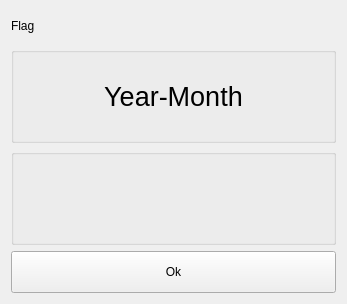
ic005k/Knot, file src/DateSelector.ui: the form before one commit.
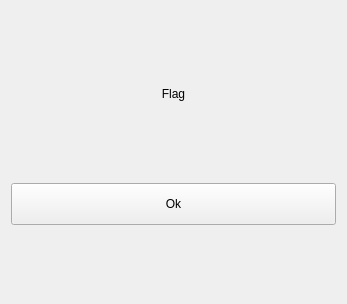
The form after the commit.

```diff
--- a/src/DateSelector.ui
+++ b/src/DateSelector.ui
@@ -21,48 +21,7 @@
 }*/</string>
   </property>
   <layout class="QGridLayout" name="gridLayout">
-   <item row="0" column="0">
-    <widget class="QLabel" name="lblFlag">
-     <property name="sizePolicy">
-      <sizepolicy hsizetype="Preferred" vsizetype="Fixed">
-       <horstretch>0</horstretch>
-       <verstretch>0</verstretch>
-      </sizepolicy>
-     </property>
-     <property name="maximumSize">
-      <size>
-       <width>16777215</width>
-       <height>30</height>
-      </size>
-     </property>
-     <property name="text">
-      <string>Flag</string>
-     </property>
-    </widget>
-   </item>
    <item row="2" column="0">
-    <widget class="QGroupBox" name="gboxMonth">
-     <property name="maximumSize">
-      <size>
-       <width>16777215</width>
-       <height>300</height>
-      </size>
-     </property>
-     <property name="font">
-      <font>
-       <pointsize>30</pointsize>
-      </font>
-     </property>
-     <property name="title">
-      <string/>
-     </property>
-     <property name="alignment">
-      <set>Qt::AlignmentFlag::AlignCenter</set>
-     </property>
-     <layout class="QGridLayout" name="gridLayout_3"/>
-    </widget>
-   </item>
-   <item row="3" column="0">
     <widget class="QToolButton" name="btnOk">
      <property name="sizePolicy">
       <sizepolicy hsizetype="Preferred" vsizetype="Fixed">
@@ -81,49 +40,30 @@
      </property>
     </widget>
    </item>
+   <item row="0" column="0">
+    <widget class="QLabel" name="lblFlag">
+     <property name="sizePolicy">
+      <sizepolicy hsizetype="Preferred" vsizetype="Fixed">
+       <horstretch>0</horstretch>
+       <verstretch>0</verstretch>
+      </sizepolicy>
+     </property>
+     <property name="maximumSize">
+      <size>
+       <width>16777215</width>
+       <height>30</height>
+      </size>
+     </property>
+     <property name="text">
+      <string>Flag</string>
+     </property>
+     <property name="alignment">
+      <set>Qt::AlignmentFlag::AlignCenter</set>
+     </property>
+    </widget>
+   </item>
    <item row="1" column="0">
-    <widget class="QGroupBox" name="gboxYear">
-     <property name="maximumSize">
-      <size>
-       <width>16777215</width>
-       <height>300</height>
-      </size>
-     </property>
-     <property name="font">
-      <font>
-       <pointsize>30</pointsize>
-      </font>
-     </property>
-     <property name="title">
-      <string/>
-     </property>
-     <property name="alignment">
-      <set>Qt::AlignmentFlag::AlignCenter</set>
-     </property>
-     <layout class="QVBoxLayout" name="verticalLayout">
-      <item>
-       <widget class="QLabel" name="lblYear">
-        <property name="sizePolicy">
-         <sizepolicy hsizetype="Preferred" vsizetype="Fixed">
-          <horstretch>0</horstretch>
-          <verstretch>0</verstretch>
-         </sizepolicy>
-        </property>
-        <property name="font">
-         <font>
-          <pointsize>20</pointsize>
-         </font>
-        </property>
-        <property name="text">
-         <string>Year-Month</string>
-        </property>
-        <property name="alignment">
-         <set>Qt::AlignmentFlag::AlignCenter</set>
-        </property>
-       </widget>
-      </item>
-     </layout>
-    </widget>
+    <layout class="QVBoxLayout" name="vLayout"/>
    </item>
   </layout>
  </widget>
```
